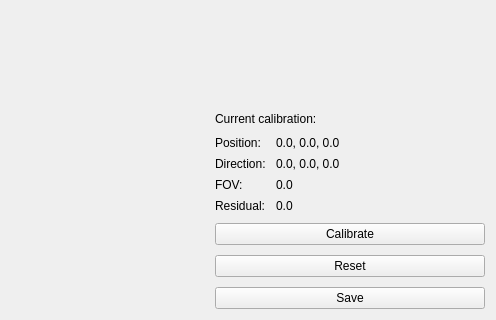
Old version of the form core/spec_calib/forms/posecalibrationview.ui in the repository versatran01/Galt; both pictures show x 256 to 752 and y 114 to 434 of the 752 by 434 pixel window.
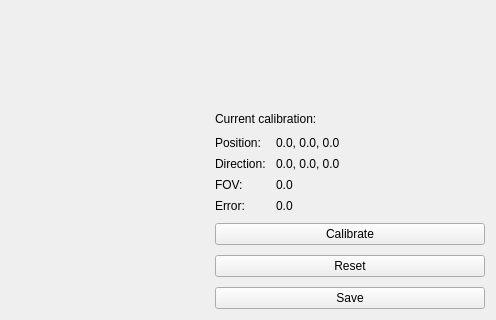
New version of the form. Custom widgets are drawn as their Qt base class.

The edit to the form file:
```diff
--- a/core/spec_calib/forms/posecalibrationview.ui
+++ b/core/spec_calib/forms/posecalibrationview.ui
@@ -163,7 +163,7 @@
             </sizepolicy>
            </property>
            <property name="text">
-            <string>Residual:</string>
+            <string>Error:</string>
            </property>
            <property name="alignment">
             <set>Qt::AlignLeading|Qt::AlignLeft|Qt::AlignVCenter</set>
```
Left out of the diff: 4 changed lines with no effect on the pictures.
